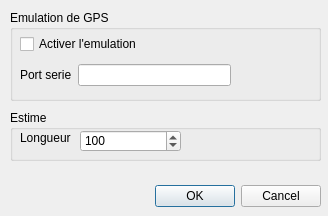
Before: the Qt Designer form src/paramVLM.ui in nohal/qtVlm, drawn with Qt 5.
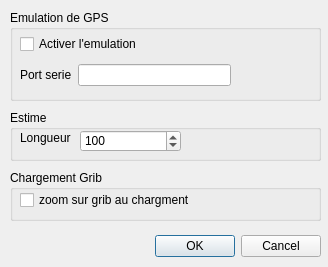
After: the same form once the commit is applied. Icons and pictures are not drawn.

Commit message: estime only on selected boat (a toggle is available to fore estime drawing for unselected boat) zoom to grib on load is now parameter, default = no zoom some cleaning in projection position of buttons in VLM2 updated to better differenciate prtho pilot and pilototo bug fix in grib in function to automatically select the right date when current date is out of the grib switch to double instead of float for some data

The edit to the form file:
```diff
--- a/src/paramVLM.ui
+++ b/src/paramVLM.ui
@@ -7,7 +7,7 @@
     <x>0</x>
     <y>0</y>
     <width>328</width>
-    <height>216</height>
+    <height>267</height>
    </rect>
   </property>
   <property name="windowTitle">
@@ -21,7 +21,7 @@
    <property name="geometry">
     <rect>
      <x>10</x>
-     <y>180</y>
+     <y>230</y>
      <width>311</width>
      <height>32</height>
     </rect>
@@ -127,6 +127,32 @@
     </property>
    </widget>
   </widget>
+  <widget class="QGroupBox" name="groupBox_3">
+   <property name="geometry">
+    <rect>
+     <x>10</x>
+     <y>170</y>
+     <width>311</width>
+     <height>51</height>
+    </rect>
+   </property>
+   <property name="title">
+    <string>Chargement Grib</string>
+   </property>
+   <widget class="QCheckBox" name="chk_gribZoomOnLoad">
+    <property name="geometry">
+     <rect>
+      <x>10</x>
+      <y>20</y>
+      <width>191</width>
+      <height>20</height>
+     </rect>
+    </property>
+    <property name="text">
+     <string>zoom sur grib au chargment</string>
+    </property>
+   </widget>
+  </widget>
  </widget>
  <resources/>
  <connections>
```
The commit also changes 22 other files.
